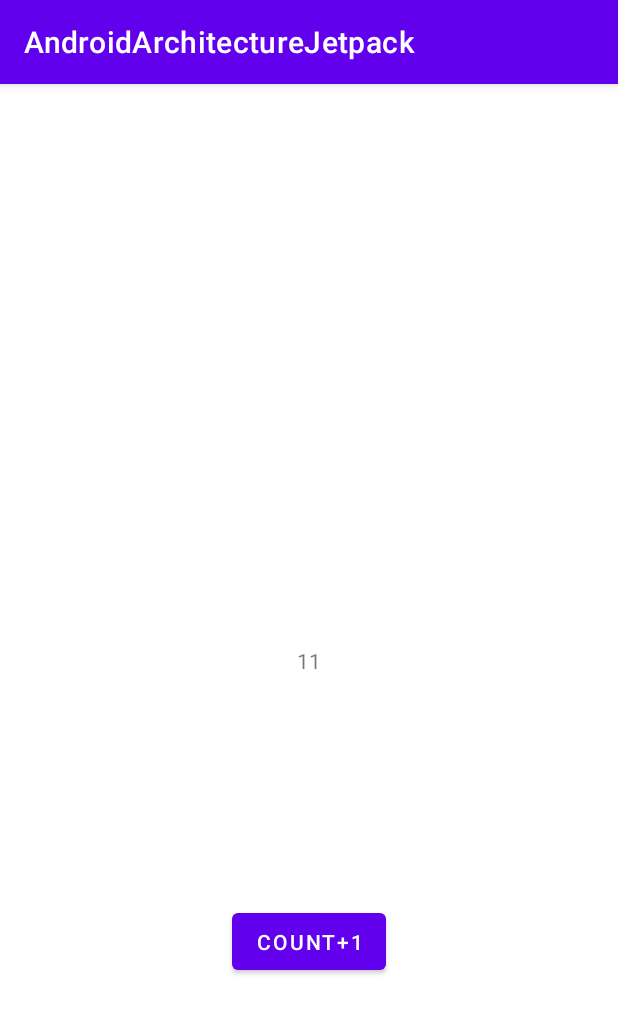
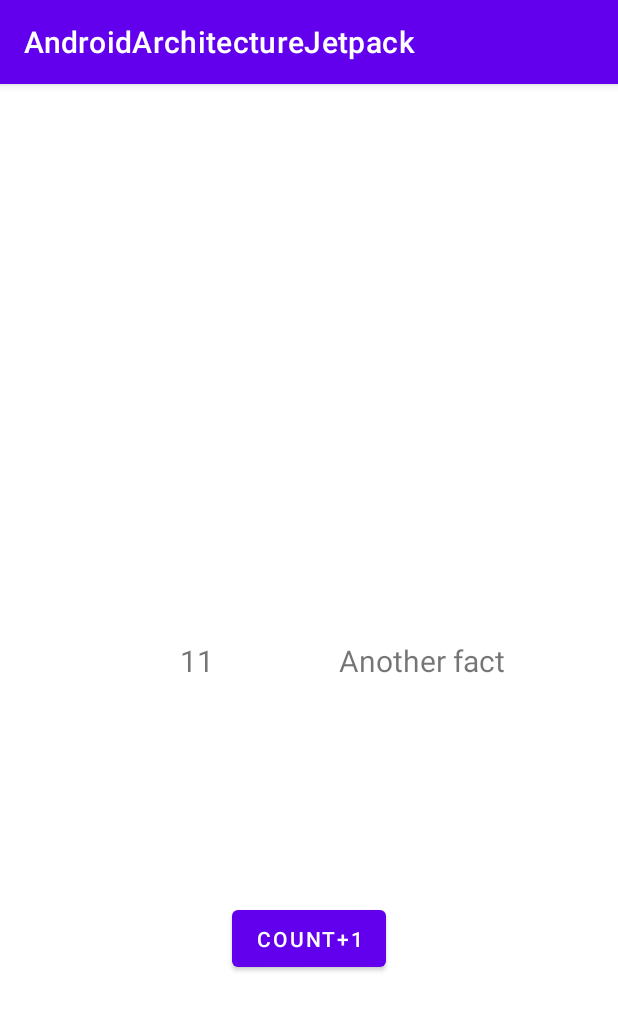
Before and after one commit to sanskar-coditas/AndroidArchitectureJetpack, an Android app: the screen it shows after launch (MainActivity), after a tap on "COUNT+1", on a phone screen of 412 x 824 dp. Shown: the top 1014 px of the screen. Run offline under Robolectric (Android 15) with nearby library versions, the phone set to English and light mode, and no system bars.

Commit message:
added mutable Live data class in view model and observed it in main activity

```diff
--- a/app/build.gradle
+++ b/app/build.gradle
@@ -43,4 +43,6 @@ dependencies {
     def lifecycle_version = "2.5.0-alpha03"
     // ViewModel
     implementation("androidx.lifecycle:lifecycle-viewmodel-ktx:$lifecycle_version")
+    //LiveData
+    implementation("androidx.lifecycle:lifecycle-livedata-ktx:$lifecycle_version")
 }
--- a/app/src/main/java/com/example/androidarchitecturejetpack/MainActivity.kt
+++ b/app/src/main/java/com/example/androidarchitecturejetpack/MainActivity.kt
@@ -12,32 +12,49 @@ import org.w3c.dom.Text
 class MainActivity : AppCompatActivity() {
    lateinit var mainViewModel: MainViewModel
    lateinit var textForCount : TextView
+    lateinit var textForLiveData : TextView
 
     override fun onCreate(savedInstanceState: Bundle?) {
         super.onCreate(savedInstanceState)
         setContentView(R.layout.activity_main)
-        mainViewModel = ViewModelProvider(this,MainViewModelFactory(10)).get(MainViewModel::class.java)//provides view model, passing lifecycle
+        mainViewModel = ViewModelProvider(this,MainViewModelFactory(10)).get(MainViewModel::class.java)
+        //provides view model, passing lifecycle
         //TO make an object we used ViewModelProvider and passed lifecycle owner(this) and which class object we need
         //2ed parameter is  fixed value that we want pass to the view model using viewModelFactory
 
         val buttonClick :Button=findViewById(R.id.buttonForCount)
          textForCount=findViewById(R.id.txtForCount)
-
+        textForLiveData=findViewById(R.id.txtViewForLiveData)
         buttonClick.setOnClickListener {
             mainViewModel.Increment()
+
+            mainViewModel.updateLiveData() // to call the method
+
            setText()
 
         }
    setText()
 
 
+        lifecycle.addObserver(Obeserver())
+        Log.d("Main","ACTIVITY OnCreate")
 
 
 
+        mainViewModel.factsLiveData.observe(this, Observer {
+            // it is string because factsLivedata is string
+
+            //whenever the livedata will change the this code will get executed..
+
+            textForLiveData.text = it //update the value with string of mutable live data
 
 
-        lifecycle.addObserver(Obeserver())
-        Log.d("Main","ACTIVITY OnCreate")
+        })
+    //1st parameter is lifecycle owner on the basis of
+    //that it will decide data send or not. it only sends data
+    // it its in active state.
+
+
     }
 
 
--- a/app/src/main/java/com/example/androidarchitecturejetpack/MainViewModel.kt
+++ b/app/src/main/java/com/example/androidarchitecturejetpack/MainViewModel.kt
@@ -1,14 +1,23 @@
 package com.example.androidarchitecturejetpack
 
+import androidx.lifecycle.MutableLiveData
 import androidx.lifecycle.ViewModel
 
-class MainViewModel(val InitialValue:Int):ViewModel() {     //InitialValue is the value that we passed in
+class MainViewModel(InitialValue:Int):ViewModel() {     //InitialValue is the value that we passed in
                                                             //viewmodelFactoryclass to set initalvalue of counter to 10
-
     var count : Int =InitialValue
 
    fun Increment()//method which we are calling in MAinActivity
    {
        count++
    }
+
+
+    val factsLiveData = MutableLiveData<String>("This id a fact") // this is utable live data (we can change
+                                                                        // the data)
+    fun updateLiveData(){
+        factsLiveData.value = "Another fact" // this will update the live data
+    }
+
+
 }
--- a/app/src/main/res/layout/activity_main.xml
+++ b/app/src/main/res/layout/activity_main.xml
@@ -20,11 +20,28 @@
         android:id="@+id/txtForCount"
         android:layout_width="wrap_content"
         android:layout_height="wrap_content"
-        android:text="Hello World!"
+        android:text="Counter"
         app:layout_constraintBottom_toBottomOf="parent"
         app:layout_constraintLeft_toLeftOf="parent"
         app:layout_constraintRight_toRightOf="parent"
-        app:layout_constraintTop_toTopOf="parent" />
+        app:layout_constraintTop_toTopOf="parent"
+        android:layout_marginEnd="150dp"
+        android:textSize="20sp"
+        />
+
+    <TextView
+        android:id="@+id/txtViewForLiveData"
+        android:layout_width="wrap_content"
+        android:layout_height="wrap_content"
+        android:text="Live Data Text"
+        app:layout_constraintBottom_toBottomOf="parent"
+        app:layout_constraintLeft_toLeftOf="@+id/txtForCount"
+        app:layout_constraintRight_toRightOf="parent"
+        app:layout_constraintTop_toTopOf="parent"
+        android:layout_marginStart="30dp"
+        android:textSize="20sp"
+
+        />
 
 
 
```
